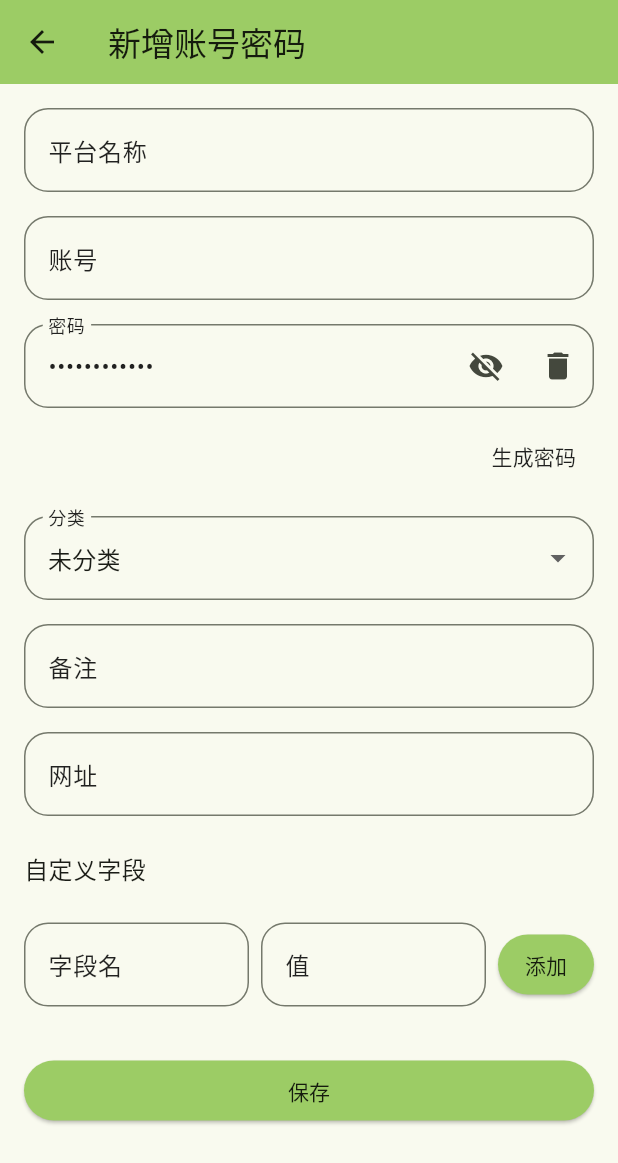
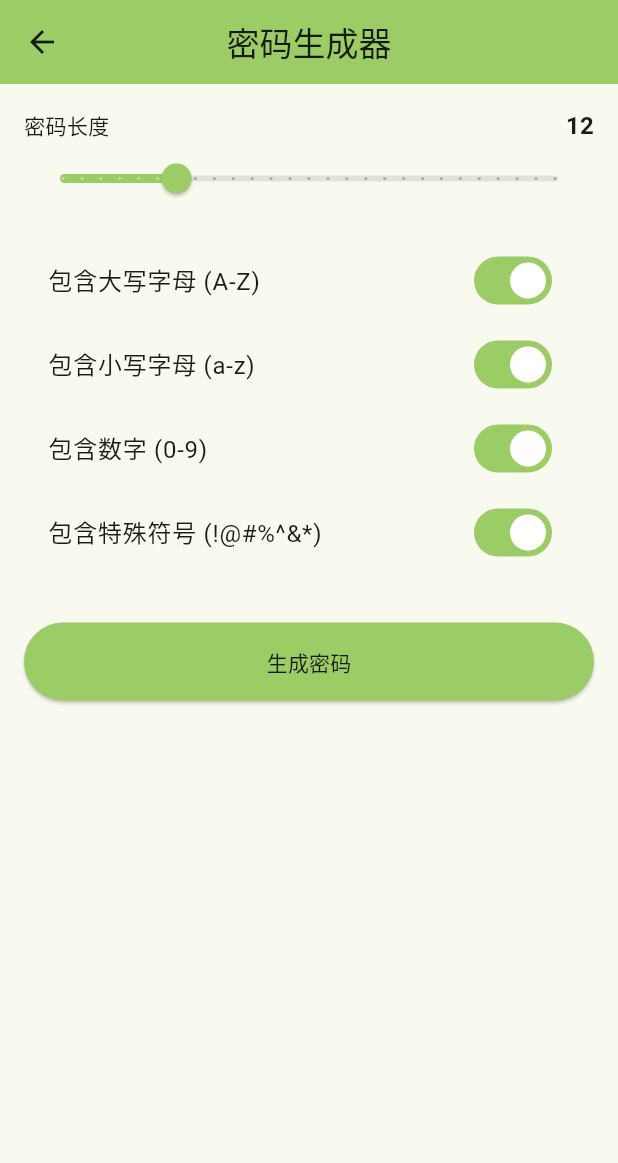
Before and after one commit to WenAnrong/pass_clip, a Flutter app: the AccountManagementPage screen opened by its route, after a tap on "生成密码", on a phone screen of 412 x 824 dp. Shown: the top 1163 px of the screen. Run offline on Flutter 3.47's test engine with Material 3 defaults, Android fonts, the phone set to English and light mode, and no system bars; our stand-ins replace csv, flutter_secure_storage, share_plus, shared_preferences; missing offline and left inert: encrypt, file_selector, window_manager; accounts and stored records are empty.

Commit message:
添加了生成密码界面

```diff
--- a/lib/pages/account_management.dart
+++ b/lib/pages/account_management.dart
@@ -2,7 +2,6 @@ import 'package:flutter/material.dart';
 import 'package:pass_clip/models/account.dart';
 import 'package:pass_clip/models/category.dart';
 import 'package:pass_clip/services/storage_service.dart';
-import 'dart:math';
 import 'package:pass_clip/utils/refresh_notifier.dart';
 import 'package:pass_clip/utils/snackbar_util.dart';
 
@@ -63,17 +62,14 @@ class _AccountManagementPageState extends State<AccountManagementPage> {
     setState(() {});
   }
 
-  void _generatePassword() {
-    const chars =
-        'ABCDEFGHIJKLMNOPQRSTUVWXYZabcdefghijklmnopqrstuvwxyz0123456789!@#%^&*()';
-    final random = Random();
-    final password = String.fromCharCodes(
-      Iterable.generate(
-        12,
-        (_) => chars.codeUnitAt(random.nextInt(chars.length)),
-      ),
-    );
-    _passwordController.text = password;
+  void _generatePassword() async {
+    final result = await Navigator.pushNamed(context, '/passwordGenerator');
+
+    if (result is String) {
+      setState(() {
+        _passwordController.text = result;
+      });
+    }
   }
 
   void _addCustomField() {
--- /dev/null
+++ b/lib/pages/password_generator_page.dart
@@ -0,0 +1,185 @@
+import 'package:flutter/material.dart';
+import 'package:flutter/services.dart';
+import 'package:pass_clip/utils/password_generator.dart';
+import 'package:pass_clip/utils/snackbar_util.dart';
+
+class PasswordGeneratorPage extends StatefulWidget {
+  const PasswordGeneratorPage({super.key});
+
+  @override
+  State<PasswordGeneratorPage> createState() => _PasswordGeneratorPageState();
+}
+
+class _PasswordGeneratorPageState extends State<PasswordGeneratorPage> {
+  int _passwordLength = 12;
+  bool _includeUppercase = true;
+  bool _includeLowercase = true;
+  bool _includeNumbers = true;
+  bool _includeSpecialChars = true;
+  String _generatedPassword = '';
+
+  @override
+  Widget build(BuildContext context) {
+    return Scaffold(
+      appBar: AppBar(title: const Text('密码生成器'), centerTitle: true),
+      body: SafeArea(
+        child: Padding(
+          padding: const EdgeInsets.all(16.0),
+          child: Column(
+            crossAxisAlignment: CrossAxisAlignment.start,
+            children: [
+              // 密码长度设置
+              Column(
+                crossAxisAlignment: CrossAxisAlignment.start,
+                children: [
+                  Row(
+                    mainAxisAlignment: MainAxisAlignment.spaceBetween,
+                    children: [
+                      const Text('密码长度'),
+                      Text(
+                        '$_passwordLength',
+                        style: const TextStyle(
+                          fontWeight: FontWeight.bold,
+                          fontSize: 16,
+                        ),
+                      ),
+                    ],
+                  ),
+                  Slider(
+                    value: _passwordLength.toDouble(),
+                    min: 6,
+                    max: 32,
+                    divisions: 26,
+                    onChanged: (value) {
+                      setState(() {
+                        _passwordLength = value.toInt();
+                      });
+                    },
+                  ),
+                  const SizedBox(height: 16),
+                ],
+              ),
+
+              // 密码选项设置
+              Column(
+                children: [
+                  SwitchListTile(
+                    title: const Text('包含大写字母 (A-Z)'),
+                    value: _includeUppercase,
+                    onChanged: (value) {
+                      setState(() {
+                        _includeUppercase = value;
+                      });
+                    },
+                  ),
+                  SwitchListTile(
+                    title: const Text('包含小写字母 (a-z)'),
+                    value: _includeLowercase,
+                    onChanged: (value) {
+                      setState(() {
+                        _includeLowercase = value;
+                      });
+                    },
+                  ),
+                  SwitchListTile(
+                    title: const Text('包含数字 (0-9)'),
+                    value: _includeNumbers,
+                    onChanged: (value) {
+                      setState(() {
+                        _includeNumbers = value;
+                      });
+                    },
+                  ),
+                  SwitchListTile(
+                    title: const Text('包含特殊符号 (!@#%^&*)'),
+                    value: _includeSpecialChars,
+                    onChanged: (value) {
+                      setState(() {
+                        _includeSpecialChars = value;
+                      });
+                    },
+                  ),
+                ],
+              ),
+
+              const SizedBox(height: 32),
+
+              // 生成密码按钮
+              SizedBox(
+                width: double.infinity,
+                child: ElevatedButton(
+                  onPressed: _generatePassword,
+                  style: ElevatedButton.styleFrom(
+                    padding: const EdgeInsets.symmetric(vertical: 16),
+                  ),
+                  child: const Text('生成密码'),
+                ),
+              ),
+
+              const SizedBox(height: 24),
+
+              // 生成的密码显示
+              if (_generatedPassword.isNotEmpty)
+                Column(
+                  crossAxisAlignment: CrossAxisAlignment.start,
+                  children: [
+                    const Text('生成的密码:'),
+                    const SizedBox(height: 8),
+                    Container(
+                      padding: const EdgeInsets.all(16),
+                      decoration: BoxDecoration(
+                        border: Border.all(color: Colors.grey),
+                        borderRadius: BorderRadius.circular(8),
+                      ),
+                      child: Row(
+                        mainAxisAlignment: MainAxisAlignment.spaceBetween,
+                        children: [
+                          Expanded(
+                            child: SelectableText(
+                              _generatedPassword,
+                              style: const TextStyle(
+                                fontFamily: 'Courier',
+                                fontSize: 16,
+                              ),
+                            ),
+                          ),
+                          IconButton(
+                            onPressed: _copyPassword,
+                            icon: const Icon(Icons.copy),
+                          ),
+                        ],
+                      ),
+                    ),
+                  ],
+                ),
+            ],
+          ),
+        ),
+      ),
+    );
+  }
+
+  // 生成密码
+  void _generatePassword() {
+    final password = PasswordGenerator.generatePassword(
+      length: _passwordLength,
+      includeUppercase: _includeUppercase,
+      includeLowercase: _includeLowercase,
+      includeNumbers: _includeNumbers,
+      includeSpecialChars: _includeSpecialChars,
+    );
+
+    setState(() {
+      _generatedPassword = password;
+    });
+  }
+
+  // 复制密码到剪贴板并返回
+  void _copyPassword() {
+    if (_generatedPassword.isNotEmpty) {
+      Clipboard.setData(ClipboardData(text: _generatedPassword));
+      SnackBarUtil.show(context, '密码已复制到剪贴板');
+      Navigator.pop(context, _generatedPassword);
+    }
+  }
+}
--- a/lib/routers/index.dart
+++ b/lib/routers/index.dart
@@ -10,6 +10,7 @@ import 'package:pass_clip/pages/category_management.dart';
 import 'package:pass_clip/pages/login.dart';
 import 'package:pass_clip/pages/password_setup.dart';
 import 'package:pass_clip/pages/webdav_page.dart';
+import 'package:pass_clip/pages/password_generator_page.dart';
 
 class AppRouter {
   static Map<String, WidgetBuilder> routes = {
@@ -30,5 +31,6 @@ class AppRouter {
       return PasswordSetupPage(isFirstTime: args?['isFirstTime'] ?? false);
     },
     '/webdav': (context) => const WebDAVPage(),
+    '/passwordGenerator': (context) => const PasswordGeneratorPage(),
   };
 }
--- /dev/null
+++ b/lib/utils/password_generator.dart
@@ -0,0 +1,36 @@
+import 'dart:math';
+
+class PasswordGenerator {
+  static String generatePassword({
+    required int length,
+    required bool includeUppercase,
+    required bool includeLowercase,
+    required bool includeNumbers,
+    required bool includeSpecialChars,
+  }) {
+    final String uppercaseLetters = 'ABCDEFGHIJKLMNOPQRSTUVWXYZ';
+    final String lowercaseLetters = 'abcdefghijklmnopqrstuvwxyz';
+    final String numbers = '0123456789';
+    final String specialChars = '!@#\$%^&*()_+-=[]{}|;:,.<>?';
+
+    String charSet = '';
+    if (includeUppercase) charSet += uppercaseLetters;
+    if (includeLowercase) charSet += lowercaseLetters;
+    if (includeNumbers) charSet += numbers;
+    if (includeSpecialChars) charSet += specialChars;
+
+    if (charSet.isEmpty) {
+      return '';
+    }
+
+    final Random random = Random.secure();
+    String password = '';
+
+    for (int i = 0; i < length; i++) {
+      final int randomIndex = random.nextInt(charSet.length);
+      password += charSet[randomIndex];
+    }
+
+    return password;
+  }
+}
```
Also changed, not shown: 1 other file.
